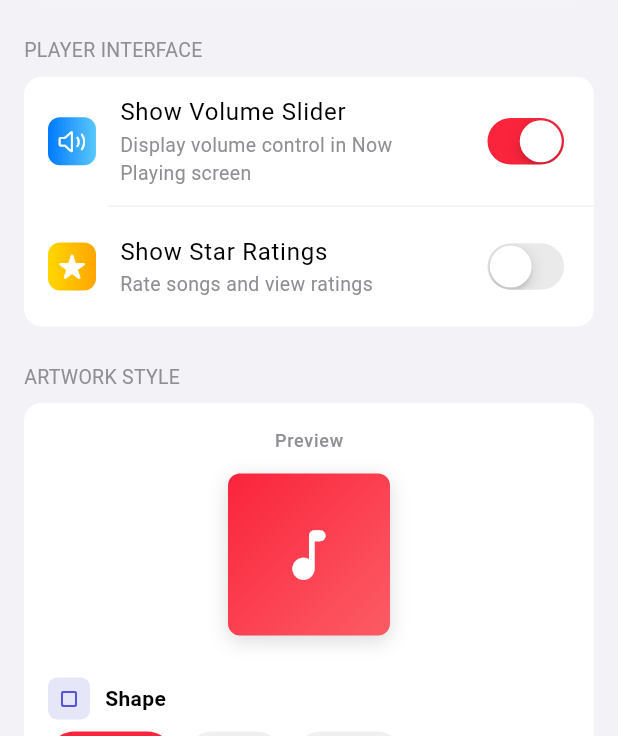
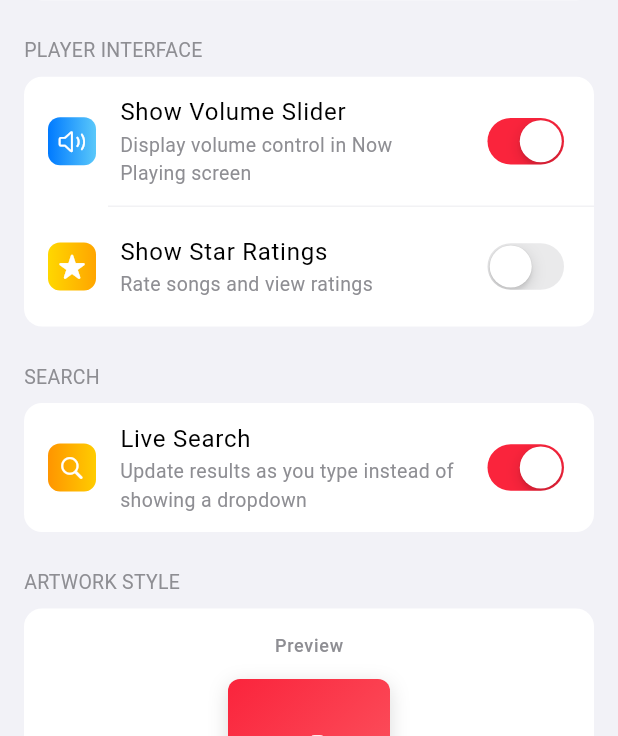
Before and after one commit to dddevid/Musly, a Flutter app: the SettingsScreen screen opened directly, tab 4 chosen, on a phone screen of 412 x 824 dp, the part 500-1236 px from its top. Run offline on Flutter 3.47's test engine with Material 3 defaults, Android fonts, the phone set to English and light mode, and no system bars; our stand-ins replace battery_plus, cached_network_image, dio, file_picker, flutter_cache_manager, get and 7 more; missing offline and left inert: audio_metadata_reader, dart_discord_rpc, dotlottie_loader, flutter_displaymode, flutter_lyric, just_audio_media_kit and 4 more; accounts and stored records are empty; generated files the repository leaves out were written again; statements that could not run were skipped.

Commit message:
feat: add live search toggle — update results as you type
Adds a "Live Search" setting in Display Settings (default: ON).
When enabled, typing in the search box updates the full results
view in real time (debounced 300ms) instead of showing the
autocomplete dropdown overlay. The overlay behavior is preserved
when the setting is turned off.

```diff
--- a/lib/l10n/app_en.arb
+++ b/lib/l10n/app_en.arb
@@ -693,6 +693,9 @@
   "tryDifferentSearch": "Try a different search",
   "noSuggestions": "No suggestions",
   "browseCategories": "Browse Categories",
+  "liveSearchSection": "Search",
+  "liveSearch": "Live Search",
+  "liveSearchSubtitle": "Update results as you type instead of showing a dropdown",
   "categoryMadeForYou": "Made For You",
   "categoryNewReleases": "New Releases",
   "categoryTopRated": "Top Rated",
--- a/lib/screens/settings_display_tab.dart
+++ b/lib/screens/settings_display_tab.dart
@@ -26,6 +26,7 @@ class _SettingsDisplayTabState extends State<SettingsDisplayTab> {
   String _artworkShape = 'rounded';
   String _artworkShadow = 'soft';
   String _artworkShadowColor = 'black';
+  bool _liveSearch = true;
 
   bool get _isDesktop {
     if (kIsWeb) return false;
@@ -50,6 +51,7 @@ class _SettingsDisplayTabState extends State<SettingsDisplayTab> {
       _artworkShape = _playerUiSettings.getArtworkShape();
       _artworkShadow = _playerUiSettings.getArtworkShadow();
       _artworkShadowColor = _playerUiSettings.getArtworkShadowColor();
+      _liveSearch = _playerUiSettings.getLiveSearch();
     });
   }
 
@@ -74,6 +76,13 @@ class _SettingsDisplayTabState extends State<SettingsDisplayTab> {
             _buildDivider(),
             _buildStarRatingsToggle(),
             if (_isDesktop) ...[_buildDivider(), _buildDiscordRpcToggle()],
+          ],
+        ),
+        const SizedBox(height: 24),
+        _buildSection(
+          title: AppLocalizations.of(context)!.liveSearchSection.toUpperCase(),
+          children: [
+            _buildLiveSearchToggle(),
           ],
         ),
         const SizedBox(height: 24),
@@ -226,6 +235,48 @@ class _SettingsDisplayTabState extends State<SettingsDisplayTab> {
         onChanged: (value) async {
           setState(() => _showStarRatings = value);
           await _playerUiSettings.setShowStarRatings(value);
+        },
+      ),
+    );
+  }
+
+  Widget _buildLiveSearchToggle() {
+    return ListTile(
+      contentPadding: const EdgeInsets.symmetric(horizontal: 16, vertical: 4),
+      leading: Container(
+        width: 32,
+        height: 32,
+        decoration: BoxDecoration(
+          gradient: const LinearGradient(
+            colors: [Color(0xFFFF9500), Color(0xFFFFCC00)],
+          ),
+          borderRadius: BorderRadius.circular(8),
+        ),
+        child: const Icon(
+          CupertinoIcons.search,
+          color: Colors.white,
+          size: 18,
+        ),
+      ),
+      title: Text(
+        AppLocalizations.of(context)!.liveSearch,
+        style: const TextStyle(fontSize: 16),
+      ),
+      subtitle: Text(
+        AppLocalizations.of(context)!.liveSearchSubtitle,
+        style: TextStyle(
+          fontSize: 13,
+          color: _isDark
+              ? AppTheme.darkSecondaryText
+              : AppTheme.lightSecondaryText,
+        ),
+      ),
+      trailing: CupertinoSwitch(
+        value: _liveSearch,
+        activeTrackColor: AppTheme.appleMusicRed,
+        onChanged: (value) async {
+          setState(() => _liveSearch = value);
+          await _playerUiSettings.setLiveSearch(value);
         },
       ),
     );
--- a/lib/services/player_ui_settings_service.dart
+++ b/lib/services/player_ui_settings_service.dart
@@ -8,6 +8,7 @@ class PlayerUiSettingsService {
   static const String _keyArtworkShape = 'artwork_shape';
   static const String _keyArtworkShadow = 'artwork_shadow';
   static const String _keyArtworkShadowColor = 'artwork_shadow_color';
+  static const String _keyLiveSearch = 'search_live_search';
 
   static final PlayerUiSettingsService _instance =
       PlayerUiSettingsService._internal();
@@ -17,6 +18,7 @@ class PlayerUiSettingsService {
   SharedPreferences? _prefs;
 
   final ValueNotifier<bool> showStarRatingsNotifier = ValueNotifier(false);
+  final ValueNotifier<bool> liveSearchNotifier = ValueNotifier(true);
   final ValueNotifier<double> albumArtCornerRadiusNotifier = ValueNotifier(8.0);
 
   /// 'rounded' | 'circle' | 'square'
@@ -37,6 +39,7 @@ class PlayerUiSettingsService {
     artworkShapeNotifier.value = getArtworkShape();
     artworkShadowNotifier.value = getArtworkShadow();
     artworkShadowColorNotifier.value = getArtworkShadowColor();
+    liveSearchNotifier.value = getLiveSearch();
   }
 
   Future<void> setShowVolumeSlider(bool show) async {
@@ -97,4 +100,14 @@ class PlayerUiSettingsService {
   String getArtworkShadowColor() {
     return _prefs?.getString(_keyArtworkShadowColor) ?? 'black';
   }
+
+  Future<void> setLiveSearch(bool enabled) async {
+    await initialize();
+    await _prefs!.setBool(_keyLiveSearch, enabled);
+    liveSearchNotifier.value = enabled;
+  }
+
+  bool getLiveSearch() {
+    return _prefs?.getBool(_keyLiveSearch) ?? true;
+  }
 }
```
Also changed, not shown: lib/screens/search_screen.dart (+13 -1 lines).
